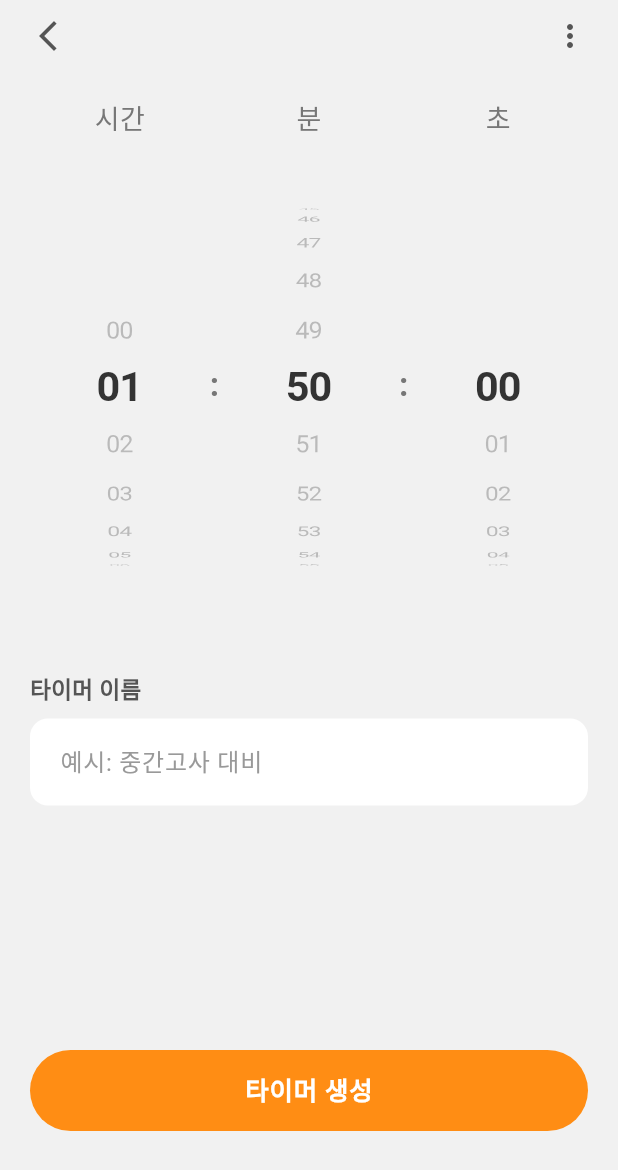
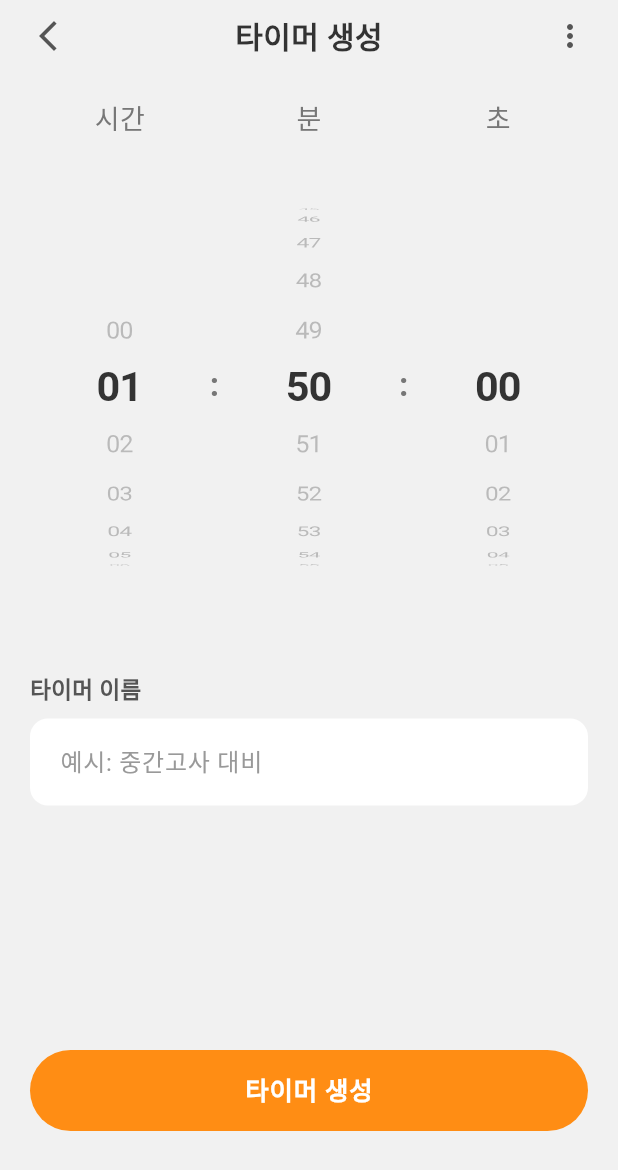
Before and after one commit to AtmosCat/fast_timer, a Flutter app: the TimerCreatePage screen opened directly, on a phone screen of 412 x 824 dp. Shown: the top 1170 px of the screen. Run offline on Flutter 3.47's test engine with Material 3 defaults, Android fonts, the light colour scheme and no system bars; our stand-ins replace fl_chart, flutter_riverpod, fluttertoast, sqflite; accounts and stored records are empty.

Commit message:
임시저장

```diff
--- a/lib/ui/pages/timer_create_page.dart
+++ b/lib/ui/pages/timer_create_page.dart
@@ -148,6 +148,14 @@ class _TimerCreatePageState extends State<TimerCreatePage> {
                       color: AppColor.gray30.of(context),
                     ),
                     onPressed: () => Navigator.of(context).pop(),
+                  ),
+                  const Spacer(),
+                  Text(
+                    "타이머 생성",
+                    style: TextStyle(
+                      color: AppColor.defaultBlack.of(context),
+                      fontSize: 20,
+                    ),
                   ),
                   const Spacer(),
                   IconButton(
--- a/lib/ui/pages/timer_record_list_page.dart
+++ b/lib/ui/pages/timer_record_list_page.dart
@@ -52,10 +52,9 @@ class _TimerRecordListPageState extends State<TimerRecordListPage> {
         centerTitle: true,
         leading: IconButton(
           onPressed: () {
-            Navigator.of(context).pop();
           },
           icon: Icon(
-            Icons.arrow_back_ios_new,
+            Icons.menu,
             color: AppColor.defaultBlack.of(context),
           ),
         ),
```
Also changed, not shown: lib/ui/pages/timer_record_detail_page.dart (+28 -7 lines).
